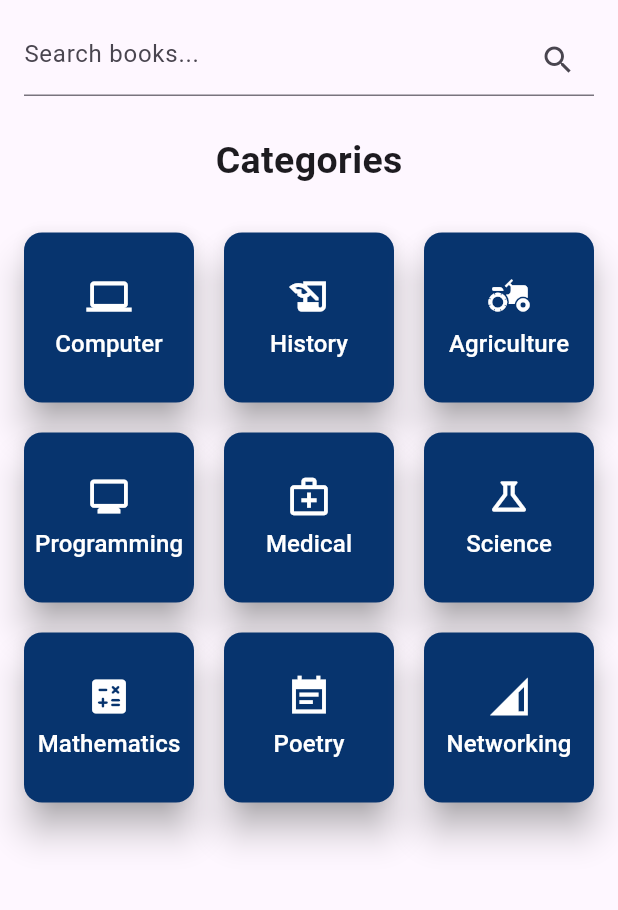
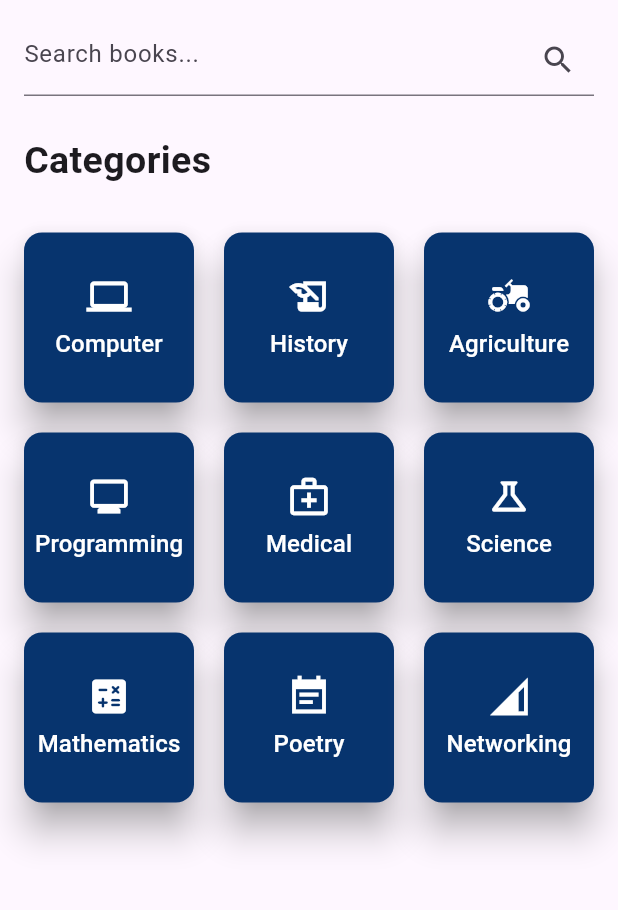
Before and after one commit to BasharatSahito/Ebooks-library-with-Google-Books-Api, a Flutter app: the screen it shows after launch, on a phone screen of 412 x 824 dp, the part 84-994 px from its top. Run offline on Flutter 3.47's test engine with Material 3 defaults, Android fonts, the phone set to English and light mode, and no system bars; our stand-ins replace device_info_plus, file_picker, permission_handler, shared_preferences; missing offline and left inert: flutter_pdfview.

Commit message:
couldn't merge branches so merged local files

```diff
--- a/lib/main.dart
+++ b/lib/main.dart
@@ -1,6 +1,7 @@
 // code main.dart
 
 import 'package:book_library/pages/homepage.dart';
+import 'package:book_library/providers/checkbox_provider.dart';
 import 'package:book_library/providers/download_books_provider.dart';
 import 'package:book_library/providers/saved_books_provider.dart';
 import 'package:flutter/material.dart';
@@ -20,7 +21,7 @@ class MyApp extends StatelessWidget {
       providers: [
         ChangeNotifierProvider(create: (context) => SavedBooksProvider()),
         ChangeNotifierProvider(create: (context) => DownloadBooksProvider()),
-        // ChangeNotifierProvider(create: (context) => CheckBoxProvider())
+        ChangeNotifierProvider(create: (context) => CheckBoxProvider())
       ],
       child: MaterialApp(
         theme: ThemeData(
--- a/lib/pages/homepage.dart
+++ b/lib/pages/homepage.dart
@@ -115,11 +115,9 @@ class _HomePageState extends State<HomePage> {
               const SizedBox(
                 height: 25,
               ),
-              Center(
-                child: const Text(
-                  "Categories",
-                  style: TextStyle(fontSize: 25, fontWeight: FontWeight.bold),
-                ),
+              const Text(
+                "Categories",
+                style: TextStyle(fontSize: 25, fontWeight: FontWeight.bold),
               ),
               const SizedBox(
                 height: 30,
--- a/lib/providers/checkbox_provider.dart
+++ b/lib/providers/checkbox_provider.dart
@@ -1,12 +1,12 @@
-// import 'package:flutter/material.dart';
+import 'package:flutter/material.dart';
 
-// class CheckBoxProvider extends ChangeNotifier {
-//   bool _isFreeEbookSelected = false;
+class CheckBoxProvider extends ChangeNotifier {
+  bool _isFreeEbookSelected = false;
 
-//   bool? get isFreeEbookSelected => _isFreeEbookSelected;
+  bool? get isFreeEbookSelected => _isFreeEbookSelected;
 
-//   void onCheckboxChanged(bool value) {
-//     _isFreeEbookSelected = value;
-//     notifyListeners();
-//   }
-// }
+  void onCheckboxChanged(bool value) {
+    _isFreeEbookSelected = value;
+    notifyListeners();
+  }
+}
--- a/lib/providers/saved_books_provider.dart
+++ b/lib/providers/saved_books_provider.dart
@@ -62,15 +62,16 @@ class SavedBooksProvider extends ChangeNotifier {
     } catch (e) {}
   }
 
-  // bool? _isBookSaved;
+  bool? _isBookSaved;
 
-  // bool? get isBookSaved => _isBookSaved;
+  bool? get isBookSaved => _isBookSaved;
 
   void initSavedBook(Items book) {
+    print("Is BookMarked Contains: ${isBookmarked(book)}");
     _isBookSaved = isBookmarked(book);
   }
 
-  // void toggleBookSaved() {
-  //   _isBookSaved = !_isBookSaved!;
-  // }
+  void toggleBookSaved() {
+    _isBookSaved = !_isBookSaved!;
+  }
 }
```
Also changed, not shown: lib/pages/book_details.dart (+14 -11 lines), lib/pages/search_results.dart (+14 -7 lines), lib/utils/alert.dart (+15 -9 lines).
